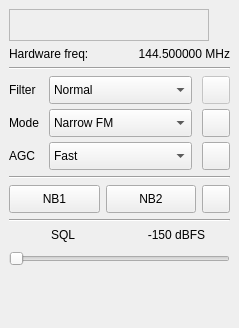
Old version of the form qtgui/dockrxopt.ui in the repository gqrx-sdr/gqrx.
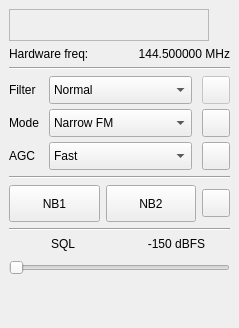
New version of the form. Icons and pictures are not drawn. Custom widgets are drawn as their Qt base class.

Commit message: Update noise blanker tooltips and try to fix button size on Mac OS X.

```diff
--- a/qtgui/dockrxopt.ui
+++ b/qtgui/dockrxopt.ui
@@ -465,7 +465,7 @@
          <bool>true</bool>
         </property>
         <property name="sizePolicy">
-         <sizepolicy hsizetype="Minimum" vsizetype="Fixed">
+         <sizepolicy hsizetype="Minimum" vsizetype="MinimumExpanding">
           <horstretch>0</horstretch>
           <verstretch>28</verstretch>
          </sizepolicy>
@@ -499,7 +499,7 @@
          <bool>true</bool>
         </property>
         <property name="sizePolicy">
-         <sizepolicy hsizetype="Minimum" vsizetype="Fixed">
+         <sizepolicy hsizetype="Minimum" vsizetype="MinimumExpanding">
           <horstretch>0</horstretch>
           <verstretch>0</verstretch>
          </sizepolicy>
```
Left out of the diff: 4 changed lines with no effect on the pictures.
